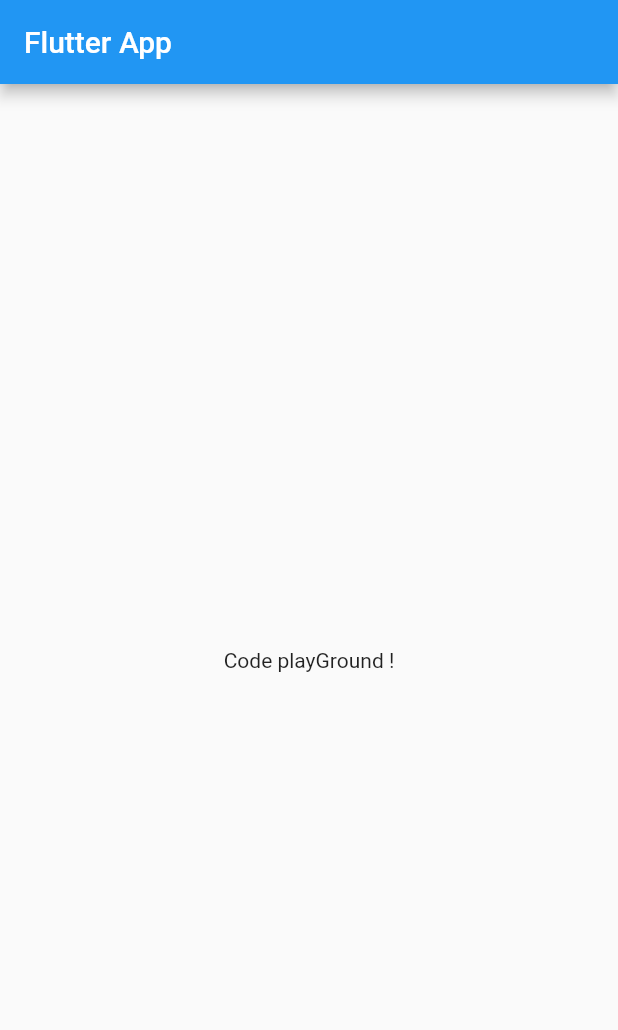
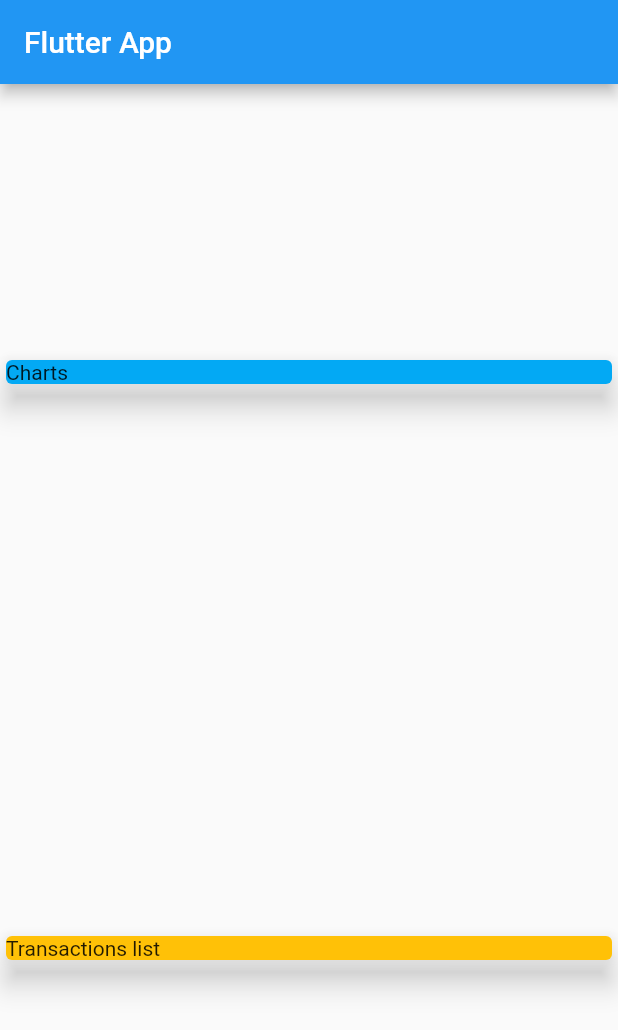
Before and after one commit to majdew/Personal-Expenses, a Flutter app: the screen it shows after launch, on a phone screen of 412 x 824 dp. Shown: the top 1030 px of the screen. Run offline on Flutter 3.47's test engine with Material 2 defaults, Android fonts, the phone set to English and light mode, and no system bars.

Commit message:
create transaction model

```diff
--- a/lib/main.dart
+++ b/lib/main.dart
@@ -1,4 +1,6 @@
 import 'package:flutter/material.dart';
+
+import './transaction.dart';
 
 void main() => runApp(MyApp());
 
@@ -13,13 +15,40 @@ class MyApp extends StatelessWidget {
 }
 
 class MyHomePage extends StatelessWidget {
+  final List<Transaction> transactions = [
+    Transaction(id: "t1", title: "shirt", amount: 30, date: DateTime.now()),
+    Transaction(id: "t2", title: "perfum", amount: 99.99, date: DateTime.now()),
+    Transaction(id: "t3", title: "book", amount: 200, date: DateTime.now()),
+    Transaction(id: "t4", title: "scarf", amount: 10, date: DateTime.now()),
+    Transaction(id: "t5", title: "dress", amount: 1100, date: DateTime.now()),
+  ];
   @override
   Widget build(BuildContext context) {
     return Scaffold(
       appBar: AppBar(title: Text("Flutter App")),
       body: Center(
-        child: Text("Code playGround !"),
-      ),
+          child: Column(
+        mainAxisAlignment: MainAxisAlignment.spaceAround,
+        crossAxisAlignment: CrossAxisAlignment.center,
+        children: [
+          Container(
+            width: double.infinity,
+            child: Card(
+              elevation: 8,
+              color: Colors.lightBlue,
+              child: Text("Charts"),
+            ),
+          ),
+          Container(
+            width: double.infinity,
+            child: Card(
+              elevation: 8,
+              color: Colors.amber,
+              child: Text("Transactions list"),
+            ),
+          ),
+        ],
+      )),
     );
   }
 }
--- /dev/null
+++ b/lib/transaction.dart
@@ -0,0 +1,17 @@
+import 'package:flutter/cupertino.dart';
+
+import 'package:flutter/foundation.dart';
+
+class Transaction {
+  final String title;
+  final String id;
+  final double amount;
+  final DateTime date;
+
+  Transaction({
+    @required this.id,
+    @required this.amount,
+    @required this.title,
+    @required this.date,
+  });
+}
```
